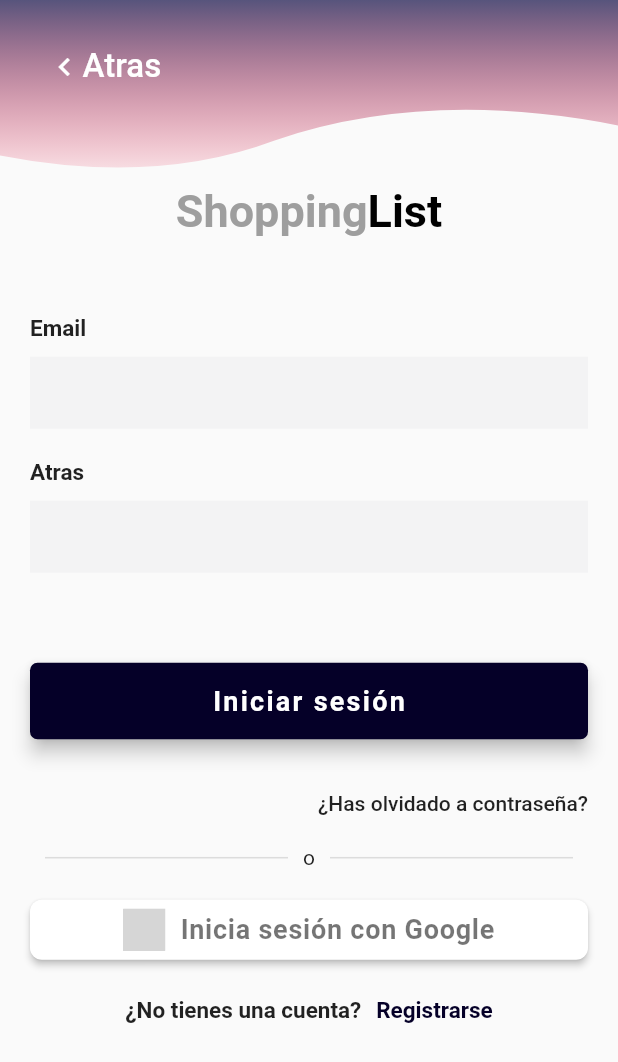
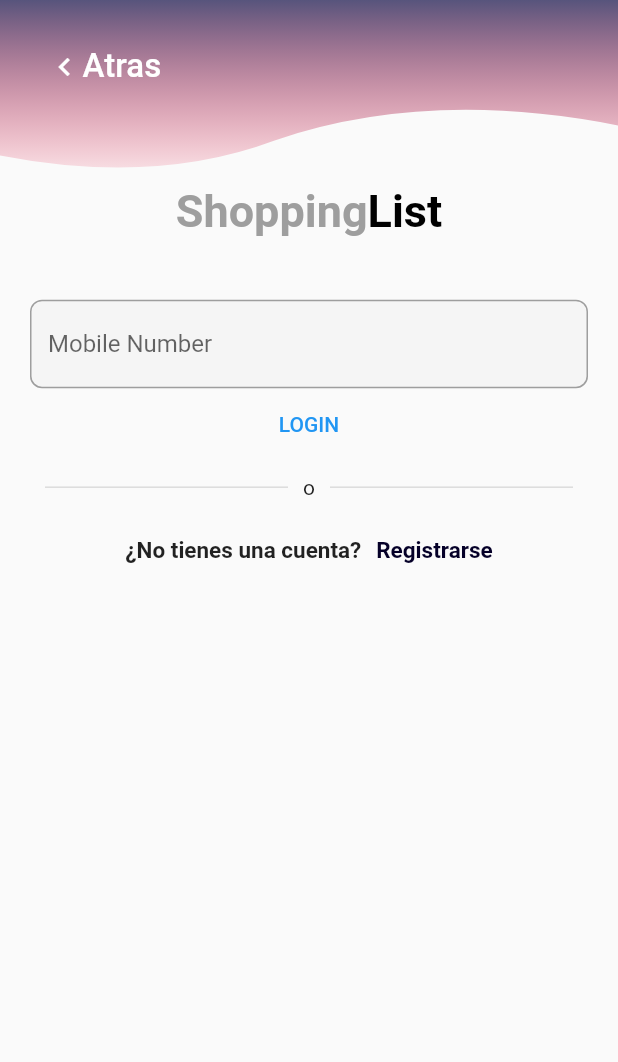
Before and after one commit to Josue2535/Firebase, a Flutter app: the LoginScreen screen opened directly, on a phone screen of 412 x 824 dp. Shown: the top 1062 px of the screen. Run offline on Flutter 3.47's test engine with Material 2 defaults, Android fonts, the phone set to English and light mode, and no system bars; our stand-ins replace auth_buttons, firebase_analytics, firebase_auth, firebase_core, firebase_crashlytics, flutter_custom_clippers and 2 more; accounts and stored records are empty; grey boxes are pictures that could not be loaded.

Commit message:
inicio de sesión con telefono

```diff
--- a/shopping_list/lib/MainScreens/login/loginScreen.dart
+++ b/shopping_list/lib/MainScreens/login/loginScreen.dart
@@ -2,6 +2,7 @@ import 'package:flutter/material.dart';
 import 'package:shopping_list/MainScreens/homeScrean.dart';
 import 'package:shopping_list/MainScreens/login/signUp.dart';
 import 'package:shopping_list/Utils/analythics.dart';
+import 'package:shopping_list/Utils/loginPhoneUtils.dart';
 import 'package:shopping_list/Widgets/Components/Bottons/MyBackButton.dart';
 import 'package:shopping_list/Widgets/Components/Bottons/myLoginButton.dart';
 import 'package:shopping_list/Widgets/Components/Containers/ContainerShape01.dart';
@@ -23,10 +24,7 @@ class LoginScreen extends StatefulWidget {
 class _LoginScreenState extends State<LoginScreen> {
   Widget _emailPasswordWidget() {
     return Column(
-      children: <Widget>[
-        MyFieldForm(TextApp.EMAIL_ID, false),
-        MyFieldForm(TextApp.PASSWORD, true)
-      ],
+      children: <Widget>[MyFieldForm(TextApp.PHONE, false)],
     );
   }
 
@@ -70,6 +68,8 @@ class _LoginScreenState extends State<LoginScreen> {
 
   @override
   Widget build(BuildContext context) {
+    final _phoneController = TextEditingController();
+    final _codeController = TextEditingController();
     final height = MediaQuery.of(context).size.height;
     return SafeArea(
         child: Scaffold(
@@ -93,37 +93,33 @@ class _LoginScreenState extends State<LoginScreen> {
                 ),
                 Padding(
                   padding: EdgeInsets.only(top: height * .05),
-                  child: _emailPasswordWidget(),
                 ),
-                MyLoginButon(TextApp.LOGIN, Colors.white,
-                    Theme.of(context).primaryColorDark, HomeScreen()),
-                _forgottenPassword(),
+                TextFormField(
+                  decoration: InputDecoration(
+                      enabledBorder: OutlineInputBorder(
+                          borderRadius: BorderRadius.all(Radius.circular(8)),
+                          borderSide: BorderSide(color: Colors.grey)),
+                      focusedBorder: OutlineInputBorder(
+                          borderRadius: BorderRadius.all(Radius.circular(8)),
+                          borderSide: BorderSide(color: Colors.grey)),
+                      filled: true,
+                      fillColor: Colors.grey[100],
+                      hintText: "Mobile Number"),
+                  controller: _phoneController,
+                ),
+                Container(
+                  width: double.infinity,
+                  child: FlatButton(
+                      child: Text("LOGIN"),
+                      textColor: Colors.blue,
+                      padding: EdgeInsets.all(16),
+                      onPressed: () {
+                        final phone = _phoneController.text.trim();
+
+                        LoginPhoneUtils.loginUser(phone, context);
+                      }),
+                ),
                 _divider(),
-                Center(
-                  child: Container(
-                    width: double.infinity,
-                    margin: EdgeInsets.only(top: 10, bottom: 10),
-                    child: GoogleAuthButton(
-                      text: TextApp.GOOGLE_SIGN,
-                      onPressed: () async {
-                        User? user = await LoginGoogleUtils.signInWithGoogle(
-                            context: context);
-                        print(user?.displayName);
-                        if (user != null) {
-                          Navigator.of(context).push(
-                            MaterialPageRoute(
-                              builder: (context) {
-                                Analythics().logPostCreated();
-                                return HomeScreen();
-                              },
-                            ),
-                          );
-                        }
-                      },
-                      darkMode: false,
-                    ),
-                  ),
-                ),
                 MySignUpLabelButton(
                   TextApp.DONT_HAVE_ACCOUNT,
                   TextApp.SINGUP,
--- a/shopping_list/lib/Utils/TextApp.dart
+++ b/shopping_list/lib/Utils/TextApp.dart
@@ -12,4 +12,5 @@ class TextApp {
   static const String I_HAVE_ACCOUNT = '¿Ya tienes una cuenta?';
   static const String USER_NAME = 'Nombre de usuario';
   static const String LOGOUT = 'Cerrar sesión';
+  static const String PHONE = 'Número de celular';
 }
```
Also changed, not shown: shopping_list/lib/MainScreens/homeScrean.dart (+34 -13 lines), shopping_list/lib/Utils/loginPhoneUtils.dart (added, +106 -0 lines).
